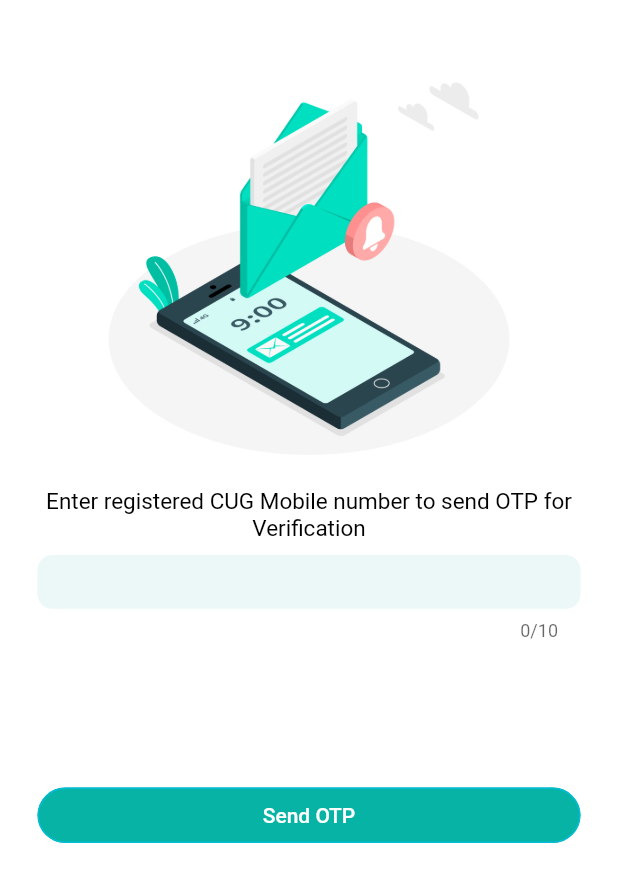
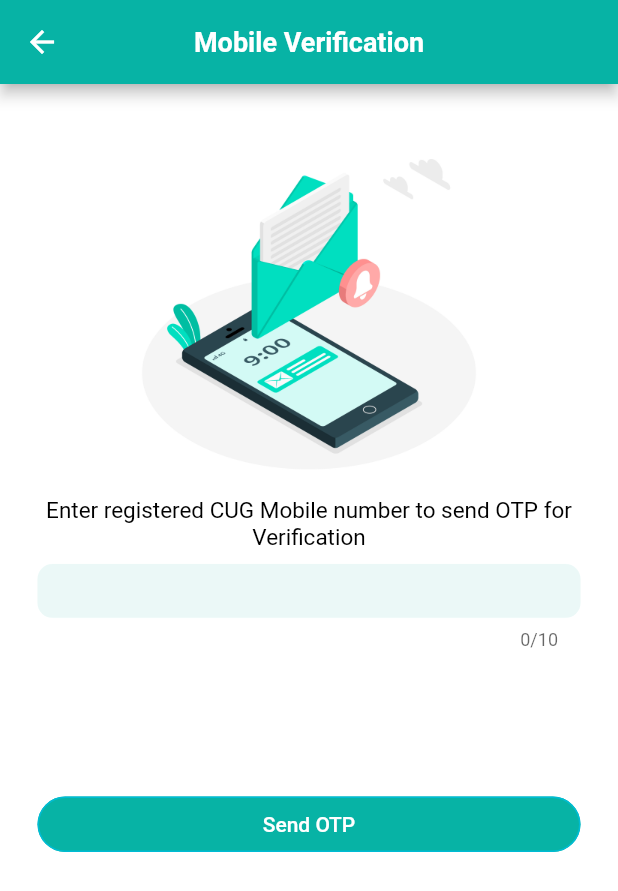
Before and after one commit to KaviAndroid/inspectionflutter, a Flutter app: the ForgotPassword screen opened directly, on a phone screen of 412 x 824 dp. Shown: the top 891 px of the screen. Run offline on Flutter 3.47's test engine with Material 2 defaults, Android fonts, the phone set to English and light mode, and no system bars; our stand-ins replace awesome_notifications, calendar_date_picker2, device_info, dropdown_button2, flutter_spinkit, flutter_staggered_animations and 14 more; missing offline and left inert: dart:ffi, dart_jsonwebtoken, encrypt, open_settings, syncfusion_flutter_pdfviewer; accounts and stored records are empty.

Commit message:
Back Press

```diff
--- a/lib/Activity/ForgotPassword.dart
+++ b/lib/Activity/ForgotPassword.dart
@@ -27,6 +27,7 @@ class _ForgotPasswordState extends State<ForgotPassword> {
   late SharedPreferences prefs;
   String userPassKey = "";
   String userDecryptKey = "";
+  var appBarvisibility = true;
   var tcVisibility = false;
   var visibility = false;
   var tvisibility = false;
@@ -43,11 +44,30 @@ class _ForgotPasswordState extends State<ForgotPassword> {
   void initState() {
     super.initState();
   }
-
+  Future<bool> _onWillPop() async {
+    Navigator.of(context, rootNavigator: true).pop(context);
+    return true;
+  }
   @override
   Widget build(BuildContext context) {
-    return Scaffold(
+    return WillPopScope(child: Scaffold(
         backgroundColor: c.white,
+        appBar: AppBar(
+          backgroundColor: c.colorPrimary,
+          centerTitle: true,
+          automaticallyImplyLeading: true,
+          title: Visibility(
+              visible: appBarvisibility,
+              child: Text(
+                tcVisibility?"OTP Verification":tvisibility?"Change Password":"Mobile Verification ",
+                style: TextStyle(fontSize: 18, fontWeight: FontWeight.bold),
+                textAlign: TextAlign.center,
+              )),
+
+          /* actions: <Widget>[
+            Padding(padding: EdgeInsets.only(top: 8),)
+          ],*/
+        ),
         body: SingleChildScrollView(
             child: Padding(
                 padding: EdgeInsets.all(25),
@@ -57,7 +77,7 @@ class _ForgotPasswordState extends State<ForgotPassword> {
                     Image.asset(
                       imagePath.otp,
                       width: double.infinity,
-                      height: 300,
+                      height: 250,
                     ),
                     Stack(children: <Widget>[
                       Visibility(
@@ -497,7 +517,7 @@ class _ForgotPasswordState extends State<ForgotPassword> {
                       ),
                     )
                   ],
-                ))));
+                )))), onWillPop: _onWillPop);
   }
 
   Future<dynamic> ValidatePassword() async {
--- a/lib/Resources/ImagePath.dart
+++ b/lib/Resources/ImagePath.dart
@@ -63,6 +63,7 @@ String warning_img = "assets/images/warning.png";
 String logout_img = "assets/images/logout_img.png";
 String logout_icon = "assets/images/power.png";
 String filled_circle = "assets/images/filled_circle.png";
+String wifi = "assets/images/wifi.png";
 
 //jpg icons
 String inspection_ic = "assets/images/inspection_ic.jpg";
```
Also changed, not shown: lib/Activity/OTP_Verification.dart (+6 -3 lines), assets/images/wifi.png (added). Lines whose indentation alone changed are shown as unchanged.
